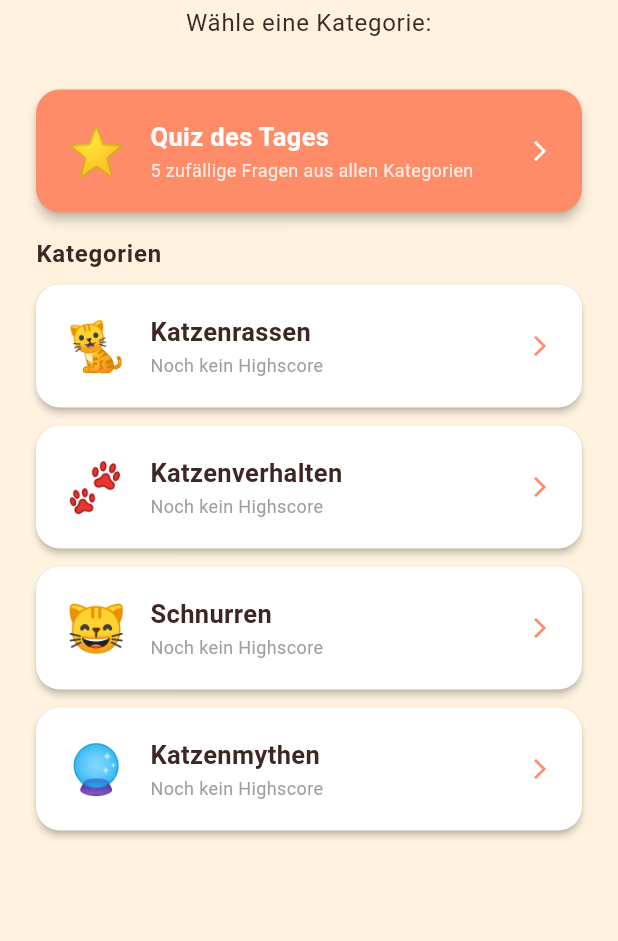
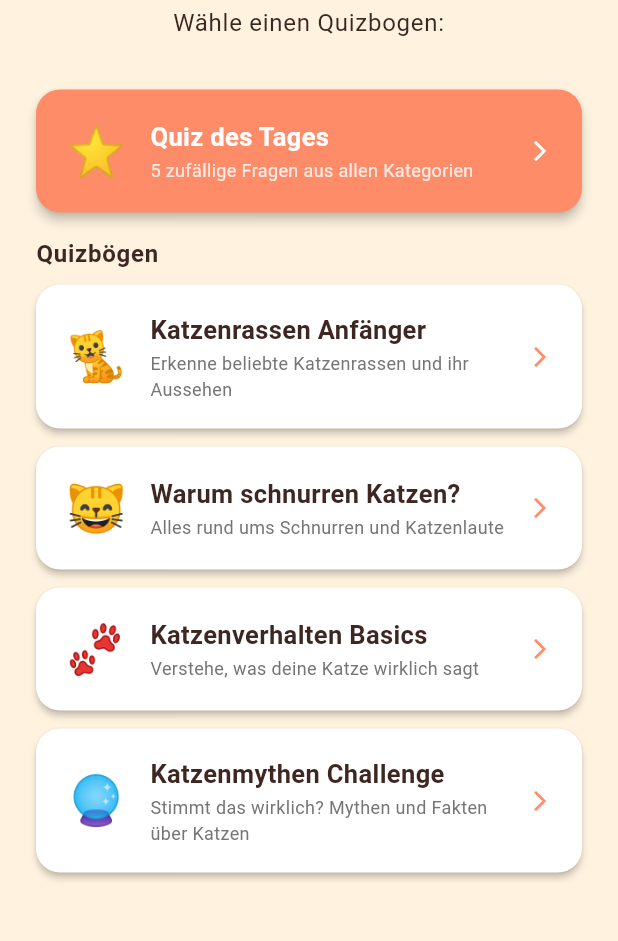
Before and after one commit to mexx-music/catlab-quiz, a Flutter app: the screen it shows after launch, on a phone screen of 412 x 824 dp, the part 260-1201 px from its top. Run offline on Flutter 3.47's test engine with Material 3 defaults, Android fonts, the phone set to English and light mode, and no system bars; our stand-ins replace shared_preferences.

Commit message:
Add quiz catalog

```diff
--- /dev/null
+++ b/assets/quiz/quiz_catalog.json
@@ -0,0 +1,42 @@
+[
+  {
+    "id": "cat_breeds",
+    "title": "Katzenrassen Anfänger",
+    "description": "Erkenne beliebte Katzenrassen und ihr Aussehen",
+    "category": "cat_breeds",
+    "emoji": "🐈",
+    "assetPath": "assets/quiz/cat_breeds_beginner.json",
+    "socialHeadline": "Kennst du die schönsten Katzenrassen?",
+    "socialTeaser": "Teste dein Wissen über beliebte Katzenrassen im CatLab Quiz!"
+  },
+  {
+    "id": "cat_purring",
+    "title": "Warum schnurren Katzen?",
+    "description": "Alles rund ums Schnurren und Katzenlaute",
+    "category": "cat_purring",
+    "emoji": "😸",
+    "assetPath": "assets/quiz/cat_purring.json",
+    "socialHeadline": "Weißt du, warum Katzen schnurren?",
+    "socialTeaser": "Entdecke die Geheimnisse des Katzenschnurrens im CatLab Quiz!"
+  },
+  {
+    "id": "cat_behavior",
+    "title": "Katzenverhalten Basics",
+    "description": "Verstehe, was deine Katze wirklich sagt",
+    "category": "cat_behavior",
+    "emoji": "🐾",
+    "assetPath": "assets/quiz/cat_behavior.json",
+    "socialHeadline": "Verstehst du deine Katze wirklich?",
+    "socialTeaser": "Teste dein Wissen über Katzenverhalten im CatLab Quiz!"
+  },
+  {
+    "id": "cat_myths",
+    "title": "Katzenmythen Challenge",
+    "description": "Stimmt das wirklich? Mythen und Fakten über Katzen",
+    "category": "cat_myths",
+    "emoji": "🔮",
+    "assetPath": "assets/quiz/cat_myths.json",
+    "socialHeadline": "Glaubst du noch an diese Katzenmythen?",
+    "socialTeaser": "Enttarne die größten Katzenmythen im CatLab Quiz!"
+  }
+]
--- /dev/null
+++ b/lib/features/quiz/models/quiz_definition.dart
@@ -0,0 +1,34 @@
+class QuizDefinition {
+  final String id;
+  final String title;
+  final String description;
+  final String category;
+  final String emoji;
+  final String assetPath;
+  final String socialHeadline;
+  final String socialTeaser;
+
+  const QuizDefinition({
+    required this.id,
+    required this.title,
+    required this.description,
+    required this.category,
+    required this.emoji,
+    required this.assetPath,
+    required this.socialHeadline,
+    required this.socialTeaser,
+  });
+
+  factory QuizDefinition.fromJson(Map<String, dynamic> json) {
+    return QuizDefinition(
+      id: json['id'] as String,
+      title: json['title'] as String,
+      description: json['description'] as String,
+      category: json['category'] as String,
+      emoji: json['emoji'] as String,
+      assetPath: json['assetPath'] as String,
+      socialHeadline: json['socialHeadline'] as String,
+      socialTeaser: json['socialTeaser'] as String,
+    );
+  }
+}
--- a/lib/features/quiz/screens/quiz_home_screen.dart
+++ b/lib/features/quiz/screens/quiz_home_screen.dart
@@ -1,49 +1,9 @@
 import 'package:flutter/material.dart';
 import 'package:catlab_quiz/features/quiz/data/highscore_repository.dart';
 import 'package:catlab_quiz/features/quiz/data/quiz_repository.dart';
+import 'package:catlab_quiz/features/quiz/models/quiz_definition.dart';
 import 'package:catlab_quiz/features/quiz/screens/quiz_play_screen.dart';
 import 'package:catlab_quiz/shared/theme/app_theme.dart';
-
-class _QuizCategory {
-  final String title;
-  final String emoji;
-  final String assetPath;
-  final String categoryKey;
-
-  const _QuizCategory({
-    required this.title,
-    required this.emoji,
-    required this.assetPath,
-    required this.categoryKey,
-  });
-}
-
-const _categories = [
-  _QuizCategory(
-    title: 'Katzenrassen',
-    emoji: '🐈',
-    assetPath: 'assets/quiz/cat_breeds_beginner.json',
-    categoryKey: 'cat_breeds',
-  ),
-  _QuizCategory(
-    title: 'Katzenverhalten',
-    emoji: '🐾',
-    assetPath: 'assets/quiz/cat_behavior.json',
-    categoryKey: 'cat_behavior',
-  ),
-  _QuizCategory(
-    title: 'Schnurren',
-    emoji: '😸',
-    assetPath: 'assets/quiz/cat_purring.json',
-    categoryKey: 'cat_purring',
-  ),
-  _QuizCategory(
-    title: 'Katzenmythen',
-    emoji: '🔮',
-    assetPath: 'assets/quiz/cat_myths.json',
-    categoryKey: 'cat_myths',
-  ),
-];
 
 class QuizHomeScreen extends StatefulWidget {
   const QuizHomeScreen({super.key});
@@ -53,42 +13,48 @@ class QuizHomeScreen extends StatefulWidget {
 }
 
 class _QuizHomeScreenState extends State<QuizHomeScreen> {
+  final _repo = QuizRepository();
   final _highscoreRepo = HighscoreRepository();
+  List<QuizDefinition> _catalog = [];
   final Map<String, int?> _highscores = {};
 
   @override
   void initState() {
     super.initState();
-    _loadHighscores();
+    _loadData();
   }
 
-  Future<void> _loadHighscores() async {
+  Future<void> _loadData() async {
+    final catalog = await _repo.loadCatalog();
     final results = <String, int?>{};
-    for (final cat in _categories) {
-      results[cat.categoryKey] = await _highscoreRepo.getHighscore(cat.categoryKey);
+    results['daily'] = await _highscoreRepo.getHighscore('daily');
+    for (final quiz in catalog) {
+      results[quiz.id] = await _highscoreRepo.getHighscore(quiz.id);
     }
-    results['daily'] = await _highscoreRepo.getHighscore('daily');
     if (mounted) {
-      setState(() => _highscores.addAll(results));
+      setState(() {
+        _catalog = catalog;
+        _highscores.addAll(results);
+      });
     }
   }
 
-  Future<void> _startQuiz(BuildContext context, _QuizCategory category) async {
-    final questions = await QuizRepository().loadQuestions(category.assetPath);
+  Future<void> _startQuiz(BuildContext context, QuizDefinition quiz) async {
+    final questions = await _repo.loadQuestions(quiz.assetPath);
     if (!context.mounted) return;
     await Navigator.of(context).push(
       MaterialPageRoute<void>(
         builder: (_) => QuizPlayScreen(
           questions: questions,
-          categoryKey: category.categoryKey,
+          categoryKey: quiz.id,
         ),
       ),
     );
-    if (mounted) _loadHighscores();
+    if (mounted) _loadData();
   }
 
   Future<void> _startDailyQuiz(BuildContext context) async {
-    final questions = await QuizRepository().loadDailyQuestions();
+    final questions = await _repo.loadDailyQuestions();
     if (!context.mounted) return;
     await Navigator.of(context).push(
       MaterialPageRoute<void>(
@@ -98,7 +64,7 @@ class _QuizHomeScreenState extends State<QuizHomeScreen> {
         ),
       ),
     );
-    if (mounted) _loadHighscores();
+    if (mounted) _loadData();
   }
 
   @override
@@ -119,7 +85,7 @@ class _QuizHomeScreenState extends State<QuizHomeScreen> {
               ),
               const SizedBox(height: 4),
               Text(
-                'Wähle eine Kategorie:',
+                'Wähle einen Quizbogen:',
                 style: Theme.of(context).textTheme.bodyLarge,
                 textAlign: TextAlign.center,
               ),
@@ -133,23 +99,29 @@ class _QuizHomeScreenState extends State<QuizHomeScreen> {
                     ),
                     const SizedBox(height: 16),
                     Text(
-                      'Kategorien',
+                      'Quizbögen',
                       style: Theme.of(context).textTheme.bodyLarge?.copyWith(
                         fontWeight: FontWeight.w600,
                       ),
                     ),
                     const SizedBox(height: 8),
-                    ...List.generate(_categories.length, (index) {
-                      final cat = _categories[index];
-                      return Padding(
-                        padding: const EdgeInsets.only(bottom: 12),
-                        child: _CategoryCard(
-                          category: cat,
-                          highscore: _highscores[cat.categoryKey],
-                          onTap: () => _startQuiz(context, cat),
-                        ),
-                      );
-                    }),
+                    if (_catalog.isEmpty)
+                      const Padding(
+                        padding: EdgeInsets.symmetric(vertical: 24),
+                        child: Center(child: CircularProgressIndicator()),
+                      )
+                    else
+                      ...List.generate(_catalog.length, (index) {
+                        final quiz = _catalog[index];
+                        return Padding(
+                          padding: const EdgeInsets.only(bottom: 12),
+                          child: _QuizCard(
+                            quiz: quiz,
+                            highscore: _highscores[quiz.id],
+                            onTap: () => _startQuiz(context, quiz),
+                          ),
+                        );
+                      }),
                   ],
                 ),
               ),
@@ -220,13 +192,13 @@ class _DailyQuizCard extends StatelessWidget {
   }
 }
 
-class _CategoryCard extends StatelessWidget {
-  final _QuizCategory category;
+class _QuizCard extends StatelessWidget {
+  final QuizDefinition quiz;
   final int? highscore;
   final VoidCallback onTap;
 
-  const _CategoryCard({
-    required this.category,
+  const _QuizCard({
+    required this.quiz,
     required this.highscore,
     required this.onTap,
   });
@@ -244,14 +216,14 @@ class _CategoryCard extends StatelessWidget {
           padding: const EdgeInsets.symmetric(horizontal: 20, vertical: 18),
           child: Row(
             children: [
-              Text(category.emoji, style: const TextStyle(fontSize: 32)),
+              Text(quiz.emoji, style: const TextStyle(fontSize: 32)),
               const SizedBox(width: 16),
               Expanded(
                 child: Column(
                   crossAxisAlignment: CrossAxisAlignment.start,
                   children: [
                     Text(
-                      category.title,
+                      quiz.title,
                       style: const TextStyle(
                         fontSize: 17,
                         fontWeight: FontWeight.w600,
@@ -260,16 +232,22 @@ class _CategoryCard extends StatelessWidget {
                     ),
                     const SizedBox(height: 2),
                     Text(
-                      highscore != null
-                          ? 'Bestpunktzahl: $highscore / 5'
-                          : 'Noch kein Highscore',
+                      quiz.description,
                       style: TextStyle(
                         fontSize: 12,
-                        color: highscore != null
-                            ? AppTheme.primary
-                            : Colors.grey.shade500,
+                        color: Colors.grey.shade600,
                       ),
                     ),
+                    if (highscore != null) ...[
+                      const SizedBox(height: 2),
+                      Text(
+                        'Bestpunktzahl: $highscore / 5',
+                        style: const TextStyle(
+                          fontSize: 12,
+                          color: AppTheme.primary,
+                        ),
+                      ),
+                    ],
                   ],
                 ),
               ),
--- a/pubspec.yaml
+++ b/pubspec.yaml
@@ -59,6 +59,7 @@ flutter:
   uses-material-design: true
 
   assets:
+    - assets/quiz/quiz_catalog.json
     - assets/quiz/cat_breeds_beginner.json
     - assets/quiz/cat_behavior.json
     - assets/quiz/cat_purring.json
```
Also changed, not shown: lib/features/quiz/data/quiz_repository.dart (+9 -0 lines).
